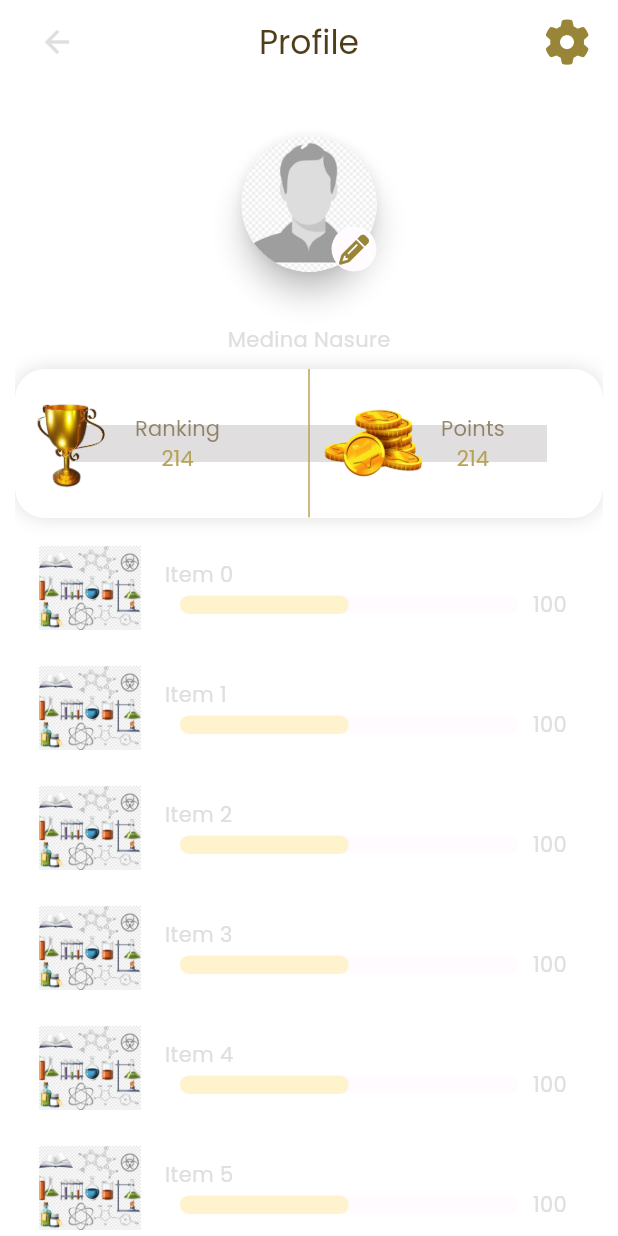
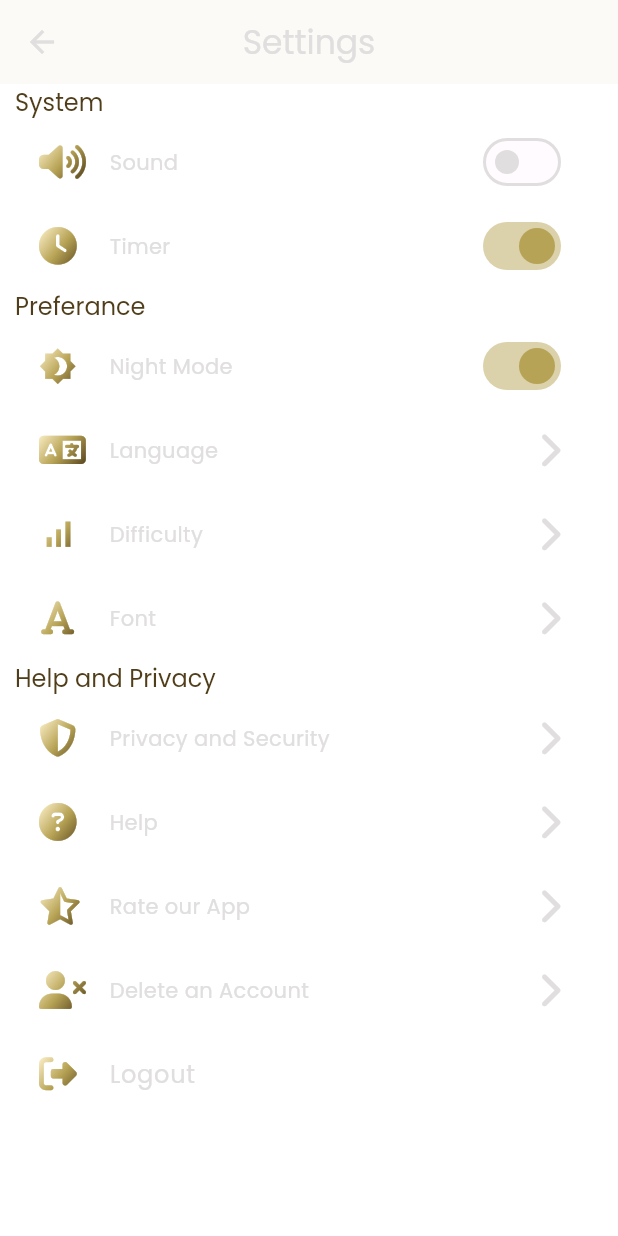
Before and after one commit to haile-kuraz/Quiz_App, a Flutter app: the Profile screen opened directly, after a tap on an icon or button, on a phone screen of 412 x 824 dp. Run offline on Flutter 3.47's test engine with Material 3 defaults, Android fonts, the phone set to English and light mode, and no system bars; drawn by our look-alikes of avatar_glow, percent_indicator; our stand-ins replace assets_audio_player, flutter_animate, flutter_onboarding_slider, flutter_staggered_animations, fluttertoast, font_awesome_flutter and 3 more; missing offline and left inert: gradient_icon; accounts and stored records are empty; network calls fail.

Commit message:
custom shape has been aded to Sign Up page and Setting page ui is done

```diff
--- a/quizapp/lib/Pages/MainPages/profile_page.dart
+++ b/quizapp/lib/Pages/MainPages/profile_page.dart
@@ -17,15 +17,16 @@ class Profile extends StatelessWidget {
           child: CustomScrollView(
             slivers: <Widget>[
               SliverAppBar(
+                automaticallyImplyLeading: false,
                 pinned: true,
                 floating: true,
                 backgroundColor: Theme.of(context).colorScheme.background,
                 expandedHeight: 0,
-                centerTitle: true,
+                // centerTitle: true,
                 actions: [
                   IconButton(
                     onPressed: () {
-                      print("this is the setting Icon ");
+                      Navigator.pushNamed(context, "/Setting");
                     },
                     icon: Icon(
                       FontAwesomeIcons.gear,
@@ -47,9 +48,6 @@ class Profile extends StatelessWidget {
                     ),
               ),
               SliverToBoxAdapter(
-                child: Container(
-                  // Collapsible/Expandable container properties...
-                  // height: 300, // Initial height of the container
                 child: ConstrainedBox(
                   constraints: BoxConstraints(
                     maxHeight: 300,
@@ -66,8 +64,7 @@ class Profile extends StatelessWidget {
                         duration: const Duration(milliseconds: 8000),
                         repeat: true,
                         showTwoGlows: true,
-                          repeatPauseDuration:
-                              const Duration(milliseconds: 1000),
+                        repeatPauseDuration: const Duration(milliseconds: 1000),
                         child: Material(
                           // Replace this child with your own
                           elevation: 8.0,
@@ -85,8 +82,7 @@ class Profile extends StatelessWidget {
                                 ),
                               ),
                               CircleAvatar(
-                                  backgroundColor:
-                                      Theme.of(context).canvasColor,
+                                backgroundColor: Theme.of(context).canvasColor,
                                 radius: 15,
                                 child: Icon(
                                   FontAwesomeIcons.pencil,
@@ -132,8 +128,7 @@ class Profile extends StatelessWidget {
                                   padding: const EdgeInsets.symmetric(
                                       horizontal: 10.0),
                                   child: Column(
-                                      mainAxisAlignment:
-                                          MainAxisAlignment.center,
+                                    mainAxisAlignment: MainAxisAlignment.center,
                                     children: [
                                       Text(
                                         "Ranking",
@@ -212,11 +207,24 @@ class Profile extends StatelessWidget {
                   ),
                 ),
               ),
-              ),
               SliverAnimatedList(
                 itemBuilder: (context, index, animation) {
                   return Padding(
-                    padding: const EdgeInsets.only(bottom: 8.0),
+                    padding: const EdgeInsets.only(
+                      bottom: 8.0,
+                    ),
+                    child: Container(
+                      decoration: BoxDecoration(
+                          color: Theme.of(context).colorScheme.background,
+                          boxShadow: [
+                            BoxShadow(
+                              color: Theme.of(context).canvasColor,
+                              blurRadius: 2,
+                              offset: Offset(2, 2),
+                              blurStyle: BlurStyle.normal,
+                              spreadRadius: 2,
+                            )
+                          ]),
                       child: ListTile(
                         leading: Image.asset("Assets/Images/ch.png"),
                         title: Text(
@@ -230,8 +238,10 @@ class Profile extends StatelessWidget {
                           // fillColor: Theme.of(context).colorScheme.primary,
                           trailing: const Text("100"),
                           lineHeight: size.height * 0.015,
-                        progressColor:
-                            Theme.of(context).colorScheme.onSecondaryContainer,
+                          progressColor: Theme.of(context)
+                              .colorScheme
+                              .onSecondaryContainer,
+                        ),
                       ),
                     ),
                   );
--- a/quizapp/lib/Pages/MainPages/setting_page.dart
+++ b/quizapp/lib/Pages/MainPages/setting_page.dart
@@ -0,0 +1,209 @@
+import 'package:flutter/material.dart';
+import 'package:font_awesome_flutter/font_awesome_flutter.dart';
+import 'package:gradient_icon/gradient_icon.dart';
+
+import '../../Widgets/SettingIcons.dart';
+
+class SettingPage extends StatelessWidget {
+  const SettingPage({super.key});
+
+  @override
+  Widget build(BuildContext context) {
+    return Scaffold(
+      backgroundColor: Theme.of(context).colorScheme.background,
+      appBar: AppBar(
+        backgroundColor: Theme.of(context).colorScheme.background,
+        elevation: 1,
+        title: const Text("Settings"),
+        centerTitle: true,
+      ),
+      body: SingleChildScrollView(
+        physics: const BouncingScrollPhysics(),
+        child: Padding(
+          padding: const EdgeInsets.symmetric(horizontal: 10.0),
+          child: Column(
+            crossAxisAlignment: CrossAxisAlignment.start,
+            children: [
+              Text(
+                "System",
+                style: Theme.of(context).textTheme.titleMedium?.copyWith(
+                      color: Theme.of(context).colorScheme.onTertiaryContainer,
+                    ),
+              ),
+              // This is the setting to set volume
+              ListTile(
+                leading: const SettingIcons(
+                  icon: FontAwesomeIcons.volumeHigh,
+                ),
+                title: Text(
+                  "Sound",
+                  style: Theme.of(context).textTheme.bodyMedium?.copyWith(
+                        color: Theme.of(context).colorScheme.onBackground,
+                      ),
+                ),
+                trailing: Switch(
+                  activeColor: Theme.of(context).colorScheme.primary,
+                  value: false,
+                  onChanged: (value) {},
+                ),
+              ),
+              // This is the setting to set timer
+              ListTile(
+                leading: const SettingIcons(
+                  icon: FontAwesomeIcons.solidClock,
+                ),
+                title: Text(
+                  "Timer",
+                  style: Theme.of(context).textTheme.bodyMedium?.copyWith(
+                        color: Theme.of(context).colorScheme.onBackground,
+                      ),
+                ),
+                trailing: Switch(
+                  activeColor: Theme.of(context).colorScheme.primary,
+                  value: true,
+                  onChanged: (value) {},
+                ),
+              ),
+              Text(
+                "Preferance",
+                style: Theme.of(context).textTheme.titleMedium?.copyWith(
+                      color: Theme.of(context).colorScheme.onTertiaryContainer,
+                    ),
+              ),
+              // This is the setting to set nightmode
+              ListTile(
+                leading: const SettingIcons(
+                  icon: Icons.brightness_4,
+                ),
+                title: Text(
+                  "Night Mode",
+                  style: Theme.of(context).textTheme.bodyMedium?.copyWith(
+                        color: Theme.of(context).colorScheme.onBackground,
+                      ),
+                ),
+                trailing: Switch(
+                  activeColor: Theme.of(context).colorScheme.primary,
+                  value: true,
+                  onChanged: (value) {},
+                ),
+              ),
+              // This is the setting to set Language
+              ListTile(
+                onTap: () {},
+                leading: const SettingIcons(
+                  icon: FontAwesomeIcons.language,
+                ),
+                title: Text(
+                  "Language",
+                  style: Theme.of(context).textTheme.bodyMedium?.copyWith(
+                        color: Theme.of(context).colorScheme.onBackground,
+                      ),
+                ),
+                trailing: Icon(FontAwesomeIcons.chevronRight),
+              ),
+              // This is the setting to set difficulty
+              ListTile(
+                onTap: () {},
+                leading: const SettingIcons(
+                  icon: Icons.signal_cellular_alt,
+                ),
+                title: Text(
+                  "Difficulty",
+                  style: Theme.of(context).textTheme.bodyMedium?.copyWith(
+                        color: Theme.of(context).colorScheme.onBackground,
+                      ),
+                ),
+                trailing: Icon(FontAwesomeIcons.chevronRight),
+              ),
+              // This is the setting to set font
+              ListTile(
+                onTap: () {},
+                leading: const SettingIcons(
+                  icon: FontAwesomeIcons.font,
+                ),
+                title: Text(
+                  "Font",
+                  style: Theme.of(context).textTheme.bodyMedium?.copyWith(
+                        color: Theme.of(context).colorScheme.onBackground,
+                      ),
+                ),
+                trailing: Icon(FontAwesomeIcons.chevronRight),
+              ),
+
+              Text(
+                "Help and Privacy",
+                style: Theme.of(context).textTheme.titleMedium?.copyWith(
+                      color: Theme.of(context).colorScheme.onTertiaryContainer,
+                    ),
+              ),
+              // This is the setting to see privacy and policy
+              ListTile(
+                onTap: () {},
+                leading: const SettingIcons(
+                  icon: FontAwesomeIcons.shieldHalved,
+                ),
+                title: Text(
+                  "Privacy and Security",
+                  style: Theme.of(context).textTheme.bodyMedium?.copyWith(
+                        color: Theme.of(context).colorScheme.onBackground,
+                      ),
+                ),
+                trailing: Icon(FontAwesomeIcons.chevronRight),
+              ),
+              // This is the setting to get help
+              ListTile(
+                onTap: () {},
+                leading: const SettingIcons(
+                  icon: FontAwesomeIcons.solidCircleQuestion,
+                ),
+                title: Text(
+                  "Help",
+                  style: Theme.of(context).textTheme.bodyMedium?.copyWith(
+                        color: Theme.of(context).colorScheme.onBackground,
+                      ),
+                ),
+                trailing: Icon(FontAwesomeIcons.chevronRight),
+              ),
+              // This is the setting to set Rate for app
+              ListTile(
+                onTap: () {},
+                leading: const SettingIcons(
+                  icon: FontAwesomeIcons.starHalfStroke,
+                ),
+                title: Text(
+                  "Rate our App",
+                  style: Theme.of(context).textTheme.bodyMedium?.copyWith(
+                        color: Theme.of(context).colorScheme.onBackground,
+                      ),
+                ),
+                trailing: Icon(FontAwesomeIcons.chevronRight),
+              ),
+              // This is the setting to Delete the account
+              ListTile(
+                onTap: () {},
+                leading: const SettingIcons(
+                  icon: FontAwesomeIcons.userXmark,
+                ),
+                title: Text(
+                  "Delete an Account",
+                  style: Theme.of(context).textTheme.bodyMedium?.copyWith(
+                        color: Theme.of(context).colorScheme.onBackground,
+                      ),
+                ),
+                trailing: Icon(FontAwesomeIcons.chevronRight),
+              ),
+              // This is the setting to Logout the  account
+              ListTile(
+                onTap: () {},
+                leading: const SettingIcons(
+                  icon: FontAwesomeIcons.rightFromBracket,
+                ),
+                title: const Text("Logout"),
+              ),
+            ],
+          ),
+        ),
+      ),
+    );
+  }
+}
--- a/quizapp/lib/Pages/signUp_page.dart
+++ b/quizapp/lib/Pages/signUp_page.dart
@@ -1,7 +1,9 @@
+import 'dart:ui' as ui;
 import 'package:flutter/material.dart';
 import 'package:avatar_glow/avatar_glow.dart';
 import 'package:flutter_animate/flutter_animate.dart';
 
+import '../Util/Paiter.dart';
 import '../Widgets/DefaultTextformFild.dart';
 import '../Widgets/LargeButtonOfSignIn.dart';
 import '../Widgets/passwordTextformfild.dart';
@@ -35,8 +37,19 @@ class _SignUpState extends State<SignUp> {
         body: SizedBox(
           width: size.width,
           height: size.height,
-          child: Padding(
-            padding: const EdgeInsets.symmetric(horizontal: 20.0),
+          child: Stack(
+            children: [
+              SizedBox(
+                width: size.width,
+                height: size.height * 0.2,
+                child: CustomPaint(
+                  size: Size(size.width,
+                      size.height), //You can Replace [WIDTH] with your desired width for Custom Paint and height will be calculated automatically
+                  painter: SignUpShape(context: context),
+                ),
+              ),
+              Padding(
+                padding: const EdgeInsets.symmetric(horizontal: 10.0),
                 child: Column(
                   crossAxisAlignment: CrossAxisAlignment.center,
                   children: [
@@ -57,7 +70,8 @@ class _SignUpState extends State<SignUp> {
                           duration: const Duration(milliseconds: 4000),
                           repeat: true,
                           showTwoGlows: true,
-                      repeatPauseDuration: const Duration(milliseconds: 500),
+                          repeatPauseDuration:
+                              const Duration(milliseconds: 500),
                           child: Material(
                             // Replace this child with your own
                             elevation: 8.0,
@@ -96,8 +110,9 @@ class _SignUpState extends State<SignUp> {
                                     children: [
                                       Text(
                                         "Sign Up",
-                                    style:
-                                        Theme.of(context).textTheme.titleLarge,
+                                        style: Theme.of(context)
+                                            .textTheme
+                                            .titleLarge,
                                       ),
                                     ],
                                   ),
@@ -142,8 +157,8 @@ class _SignUpState extends State<SignUp> {
                                     Expression: RegExp(r'^[\w\d]{8,}$'),
                                   ),
                                   Padding(
-                                padding:
-                                    const EdgeInsets.symmetric(vertical: 15.0),
+                                    padding: const EdgeInsets.symmetric(
+                                        vertical: 15.0),
                                     child: largeButtonWidget(
                                       lable: "SignUp",
                                       size: size,
@@ -162,12 +177,14 @@ class _SignUpState extends State<SignUp> {
                                     children: [
                                       Text(
                                         "Do you have an account?",
-                                    style:
-                                        Theme.of(context).textTheme.bodySmall,
+                                        style: Theme.of(context)
+                                            .textTheme
+                                            .bodySmall,
                                       ),
                                       TextButton(
                                         onPressed: () {
-                                      Navigator.pushNamed(context, "/SignIn");
+                                          Navigator.pushNamed(
+                                              context, "/SignIn");
                                         },
                                         child: const Text(
                                           "Sign In",
@@ -244,6 +261,8 @@ class _SignUpState extends State<SignUp> {
                   ],
                 ),
               ),
+            ],
+          ),
         ),
       ),
     );
--- a/quizapp/lib/Provider/PeriferanceProvider.dart
+++ b/quizapp/lib/Provider/PeriferanceProvider.dart
@@ -7,7 +7,6 @@ class Periferance extends ChangeNotifier {
   }
   final SharedPreferences prefs;
   static bool? isDark;
-
   static bool? isOnboardingShowing;
 
   Future<void> _initializeSettings() async {
--- a/quizapp/lib/Util/Paiter.dart
+++ b/quizapp/lib/Util/Paiter.dart
@@ -85,3 +85,48 @@ class LeaderBoard_shape extends CustomPainter {
     return true;
   }
 }
+
+class SignUpShape extends CustomPainter {
+  @override
+  BuildContext context;
+  SignUpShape({required this.context});
+  void paint(Canvas canvas, Size size) {
+    // Layer 1
+
+    Paint paint_fill_0 = Paint()
+      ..color = Theme.of(context).colorScheme.primary
+      ..style = PaintingStyle.fill
+      ..strokeWidth = size.width * 0.00
+      ..strokeCap = StrokeCap.butt
+      ..strokeJoin = StrokeJoin.miter;
+
+    Path path_0 = Path();
+    path_0.moveTo(size.width * 0.0018472, size.height * 0.0025000);
+    path_0.lineTo(size.width * 0.9986111, size.height * 0.0025000);
+    path_0.lineTo(size.width * 0.9986111, size.height * 0.6225000);
+    path_0.lineTo(size.width * 0.6263889, size.height * 1.0025000);
+    path_0.lineTo(size.width * 0.5013889, size.height * 0.9975000);
+    path_0.lineTo(size.width * 0.3472222, size.height * 0.9975000);
+    path_0.lineTo(size.width * 0.0013889, size.height * 0.6325000);
+    path_0.lineTo(size.width * 0.0018472, size.height * 0.0025000);
+    path_0.close();
+
+    canvas.drawPath(path_0, paint_fill_0);
+
+    // Layer 1
+
+    /*   Paint paint_stroke_0 = Paint()
+      ..color = const Color.fromARGB(255, 33, 150, 243)
+      ..style = PaintingStyle.stroke
+      ..strokeWidth = size.width * 0.00
+      ..strokeCap = StrokeCap.butt
+      ..strokeJoin = StrokeJoin.miter;
+
+    canvas.drawPath(path_0, paint_stroke_0); */
+  }
+
+  @override
+  bool shouldRepaint(covariant CustomPainter oldDelegate) {
+    return true;
+  }
+}
--- a/quizapp/lib/Util/Style_icon.dart
+++ b/quizapp/lib/Util/Style_icon.dart
@@ -107,13 +107,3 @@ const TextStyle bodySmall = TextStyle(
     fontSize: 12,
     letterSpacing: 0.4,
     decoration: TextDecoration.none);
-
-// __________________________Ref styles-_______________________________
-
-const TextStyle bodyLarge_800 = TextStyle(
-    fontFamily: "Poppins",
-    fontWeight: FontWeight.w800,
-    height: 1.5,
-    fontSize: 16,
-    letterSpacing: 0.5,
-    decoration: TextDecoration.none);
--- /dev/null
+++ b/quizapp/lib/Widgets/SettingIcons.dart
@@ -0,0 +1,37 @@
+import 'package:flutter/material.dart';
+
+class SettingIcons extends StatelessWidget {
+  const SettingIcons({
+    super.key,
+    required this.icon,
+  });
+
+  final IconData icon;
+
+  @override
+  Widget build(BuildContext context) {
+    return ShaderMask(
+      shaderCallback: (Rect bounds) {
+        return LinearGradient(
+          colors: [
+            Theme.of(context).colorScheme.onSecondaryContainer,
+            Theme.of(context).colorScheme.primary,
+            Theme.of(context).colorScheme.onTertiaryContainer,
+          ], // Specify your gradient colors
+          tileMode: TileMode.clamp,
+          begin: Alignment.topLeft,
+          end: Alignment.bottomRight,
+        ).createShader(bounds);
+      },
+      child: Padding(
+        padding: const EdgeInsets.only(right: 6.0),
+        child: Icon(
+          icon,
+          size: 25.0,
+          color: Colors
+              .white, // You can set the color to white or any other color that suits your design
+        ),
+      ),
+    );
+  }
+}
--- a/quizapp/lib/main.dart
+++ b/quizapp/lib/main.dart
@@ -3,6 +3,7 @@ import 'package:provider/provider.dart';
 import 'package:shared_preferences/shared_preferences.dart';
 
 import 'Pages/MainPages/home_page.dart';
+import 'Pages/MainPages/setting_page.dart';
 import 'Pages/OnbordingScreen.dart';
 import 'Pages/SplashScreen.dart';
 import 'Pages/signIn_Page.dart';
@@ -54,13 +55,14 @@ class _MyAppState extends State<MyApp> {
       child: MaterialApp(
         debugShowCheckedModeBanner: false,
         theme: lightTheme,
-        initialRoute: "/",
+        initialRoute: "/SignUp",
         routes: {
-          "/": (context) => const SplashScreen(),
+          // "/": (context) => const SplashScreen(),
           "/SignIn": (context) => const SignIn(),
           "/onbording": (context) => const OnbordingPage(),
           "/SignUp": (context) => const SignUp(),
           "/home": (context) => const Home(),
+          "/Setting": (context) => const SettingPage(),
         },
 
         // home: Home(),
--- a/quizapp/pubspec.yaml
+++ b/quizapp/pubspec.yaml
@@ -79,6 +79,7 @@ flutter:
     - Assets/Images/
     - Assets/Images/onbording/
     - Assets/Images/SignUp/
+    - Assets/Images/SettingIcons/
     - Assets/tokens/
     - Assets/Fonts/
     - Assets/Sounds/Effects/
```
Also changed, not shown: quizapp/Assets/Images/SettingIcons/sound.png (added). Lines whose indentation alone changed are shown as unchanged.
